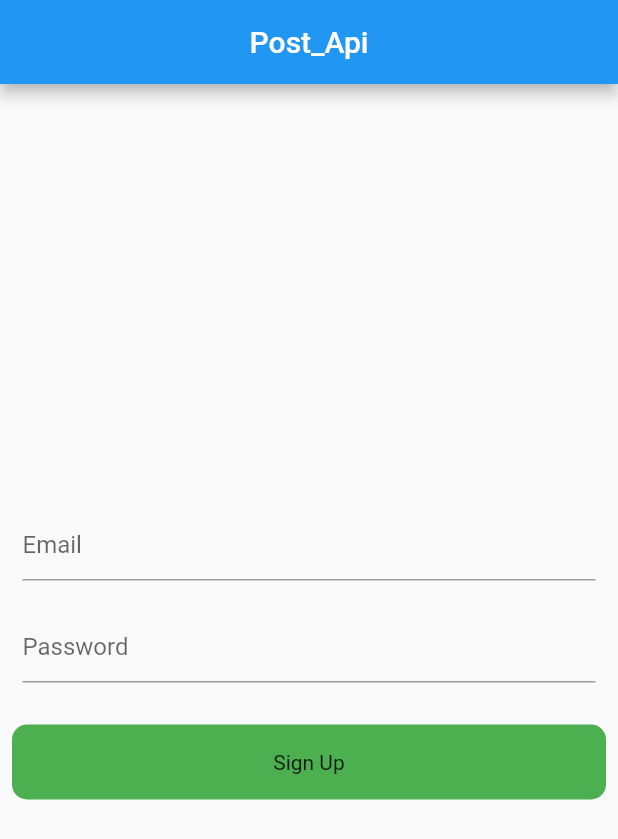
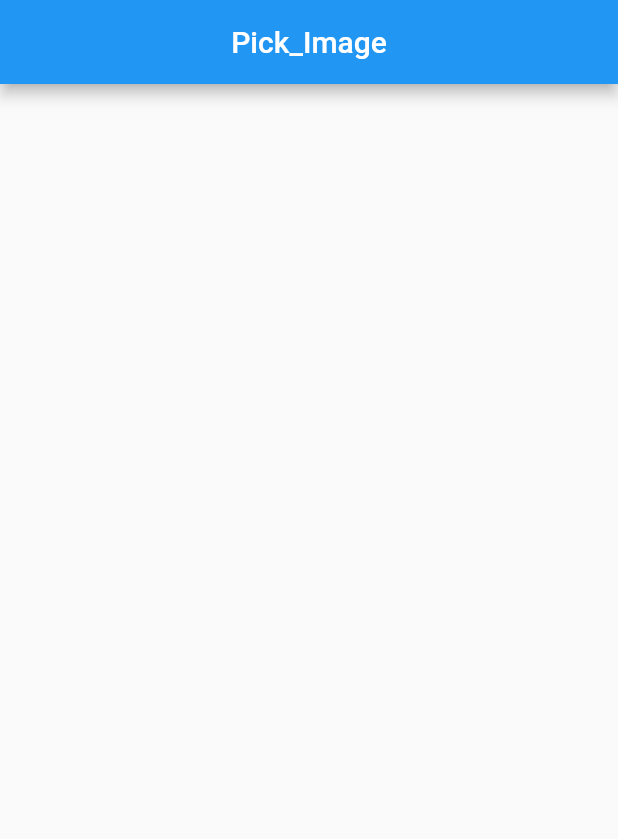
Before and after one commit to Nurujjaman329/Api_practise, a Flutter app: the screen it shows after launch, on a phone screen of 412 x 824 dp. Shown: the top 839 px of the screen. Run offline on Flutter 3.47's test engine with Material 2 defaults, Android fonts, the phone set to English and light mode, and no system bars.

Commit message:
pick_image

```diff
--- /dev/null
+++ b/api_practise/lib/api/pick_image.dart
@@ -0,0 +1,20 @@
+import 'package:flutter/material.dart';
+
+class PickImages extends StatefulWidget {
+  const PickImages({super.key});
+
+  @override
+  State<PickImages> createState() => _PickImagesState();
+}
+
+class _PickImagesState extends State<PickImages> {
+  @override
+  Widget build(BuildContext context) {
+    return Scaffold(
+      appBar: AppBar(
+        centerTitle: true,
+        title: const Text("Pick_Image"),
+      ),
+    );
+  }
+}
--- a/api_practise/lib/api/post_api.dart
+++ b/api_practise/lib/api/post_api.dart
@@ -17,7 +17,7 @@ class _PostApiState extends State<PostApi> {
   void Login(String email, password) async {
     try {
       Response response = await post(
-        Uri.parse("https://reqres.in/api/register"),
+        Uri.parse("https://reqres.in/api/login"),
         body: {
           'email': email,
           'password': password,
@@ -27,7 +27,7 @@ class _PostApiState extends State<PostApi> {
         var data = jsonDecode(
           response.body.toString(),
         );
-        print(data["id"]);
+        print(data["token"]);
         print("Account Create Successful");
       } else {
         print("Failed");
--- a/api_practise/lib/main.dart
+++ b/api_practise/lib/main.dart
@@ -1,4 +1,4 @@
-import 'package:api_practise/api/post_api.dart';
+import 'package:api_practise/api/pick_image.dart';
 import 'package:flutter/material.dart';
 
 void main() {
@@ -13,7 +13,7 @@ class MyApp extends StatelessWidget {
     return const MaterialApp(
       title: 'Flutter Demo',
       debugShowCheckedModeBanner: false,
-      home: PostApi(),
+      home: PickImages(),
     );
   }
 }
```
